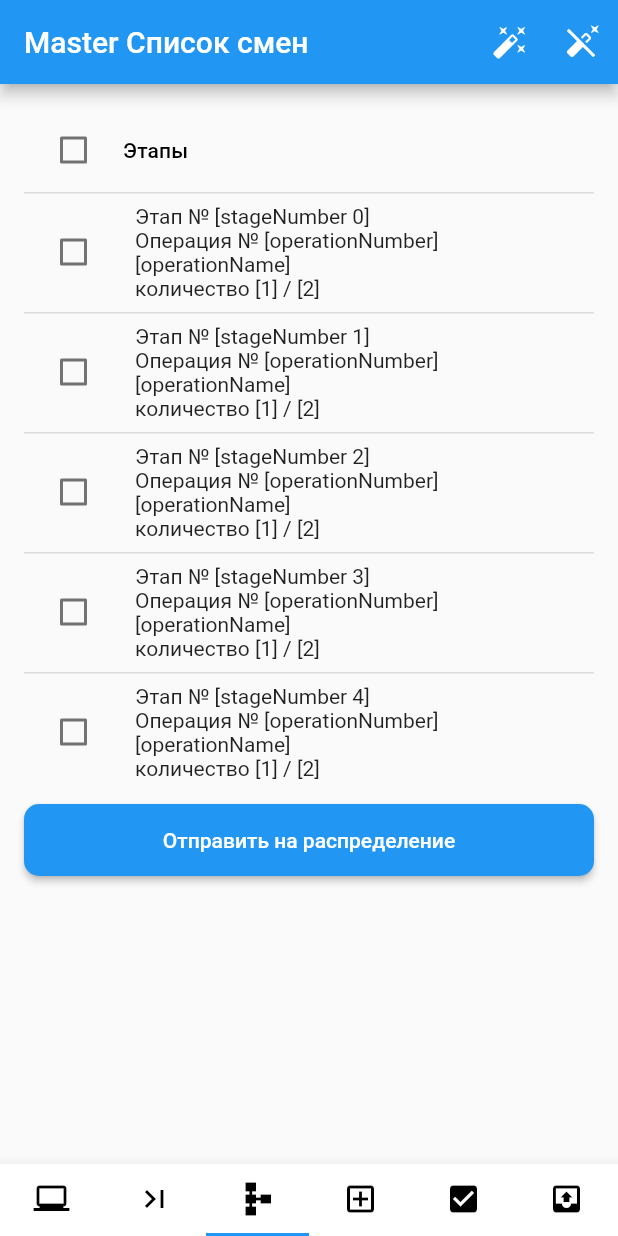
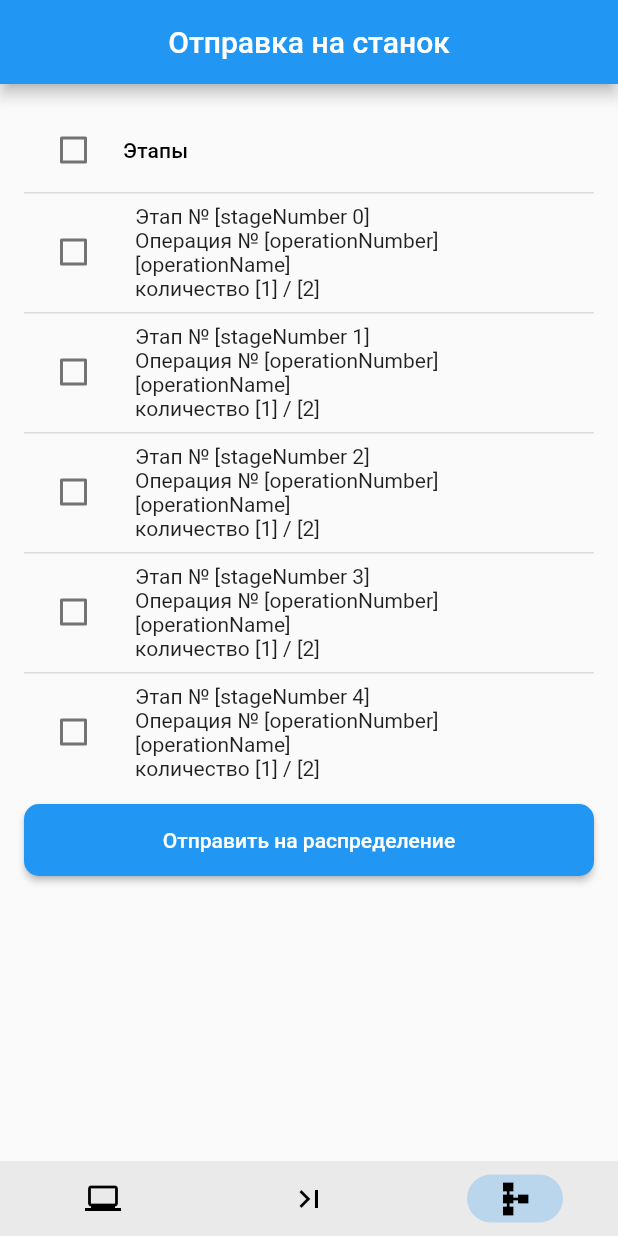
Before and after one commit to growhoff/masterplan, a Flutter app: the screen it shows after launch, item 3 of the bottom bar chosen, on a phone screen of 412 x 824 dp. Run offline on Flutter 3.47's test engine with Material 2 defaults, Android fonts, the phone set to English and light mode, and no system bars; our stand-ins replace equatable, flutter_bloc, supabase_flutter, table_calendar; accounts and stored records are empty.

Commit message:
add navbar

```diff
--- a/lib/presentation/app/app.dart
+++ b/lib/presentation/app/app.dart
@@ -5,9 +5,8 @@ import 'package:master_plan/presentation/pages/login/bloc/cubit.dart';
 import 'package:master_plan/presentation/pages/login/login_page.dart';
 import 'package:master_plan/presentation/pages/master/maste_page.dart';
 import 'package:master_plan/presentation/pages/master/pages/choosingOperator/choosing_operator_page.dart';
+import 'package:master_plan/presentation/pages/master/widgets/navbar_custom.dart';
 import 'package:master_plan/presentation/pages/operator/operator_page.dart';
-import 'package:master_plan/presentation/pages/operator/pages/queue/queue_page.dart';
-import 'package:master_plan/presentation/pages/operator/pages/work/work_page.dart';
 import '../../theme/theme.dart';
 import 'bloc/cubit.dart';
 
@@ -31,7 +30,7 @@ class MyApp extends StatelessWidget {
       ],
       // child: const LoginPage(),
 
-      child: MasterPage(),
+      child: const NavBarCustom(),
       )
     );
   }
--- a/lib/presentation/pages/master/data/data_master.dart
+++ b/lib/presentation/pages/master/data/data_master.dart
@@ -1,12 +1,40 @@
 import 'package:flutter/material.dart';
+import 'package:master_plan/presentation/pages/master/maste_page.dart';
+import 'package:master_plan/presentation/pages/master/model/tab_bar_data.dart';
+import 'package:master_plan/presentation/pages/master/pages/distributionMachine/distribution_machine_page.dart';
+import 'package:master_plan/presentation/pages/master/pages/monitoring/monitoring_page.dart';
 
 abstract class DataMaster{
-    static const List<Widget> tabs = [
-    Tab(icon: Icon(Icons.laptop_windows, color: Colors.black)),
-    Tab(icon: Icon(Icons.last_page, color: Colors.black)),
-    Tab(icon: Icon(Icons.schema, color: Colors.black)),
-    Tab(icon: Icon(Icons.add_box_outlined, color: Colors.black)),
-    Tab(icon: Icon(Icons.check_box, color: Colors.black)),
-    Tab(icon: Icon(Icons.outbox, color: Colors.black)),
+
+  static List<TabBarData> listPage = [
+    TabBarData(
+      title: 'Master Список смен',
+      actions: [
+              Tooltip(
+                message: 'Закрепить все',
+                child: IconButton(onPressed: (){
+                }, icon: const Icon(Icons.auto_fix_high),),
+              ),
+              Tooltip(
+                message: 'Открепить все',
+                child: IconButton(onPressed: (){
+                }, icon: const Icon(Icons.auto_fix_off),),
+              )
+            ],
+      page: const MasterPage(),
+      icon: Icons.laptop_windows
+    ),
+    TabBarData(
+      title: 'Мониторинг участка',
+      actions: [],
+      page: const MonitoringPage(),
+      icon: Icons.last_page
+    ),
+    TabBarData(
+      title: 'Отправка на станок',
+      actions: [],
+      page: const DetailPage(),
+      icon: Icons.schema
+    ),
   ];
 }
--- a/lib/presentation/pages/master/maste_page.dart
+++ b/lib/presentation/pages/master/maste_page.dart
@@ -1,63 +1,12 @@
 import 'package:flutter/material.dart';
-import 'package:master_plan/presentation/pages/master/data/data_master.dart';
-import 'package:master_plan/presentation/pages/master/widgets/bottom_app_bar.dart';
 import 'package:master_plan/presentation/pages/master/widgets/change_list_operator.dart';
-import 'package:master_plan/presentation/pages/master/widgets/tab_bar_view.dart';
-
 import 'widgets/calendar.dart';
-
 // import 'package:flutter_bloc/flutter_bloc.dart';
 // import 'package:master_plan/presentation/app/bloc/cubit.dart';
 // import 'package:master_plan/presentation/app/bloc/state.dart';
 
-List<String> list = ['ФИО1', 'ФИО2', 'ФИО3'];
-
 class MasterPage extends StatelessWidget {
   const MasterPage({super.key});
-
-  @override
-  Widget build(BuildContext context) {
-    return const ContentMaster();
-  }
-}
-
-class ContentMaster extends StatelessWidget {
-  const ContentMaster({super.key});
-
-  @override
-  Widget build(BuildContext context) {
-    return DefaultTabController(
-      length: DataMaster.tabs.length,
-      child: GestureDetector(
-        child: Scaffold(
-          appBar: AppBar(
-            title: const Text('Master Список смен'),
-            actions: [
-              Tooltip(
-                message: 'Закрепить все',
-                child: IconButton(onPressed: (){
-                  // await actions.updateEquipmentCustomReset();
-                  // await actions.updateEquipmentCustom();
-                }, icon: const Icon(Icons.auto_fix_high),),
-              ),
-              Tooltip(
-                message: 'Открепить все',
-                child: IconButton(onPressed: (){
-                  // await actions.updateEquipmentCustomReset();
-                }, icon: const Icon(Icons.auto_fix_off),),
-              )
-            ],
-          ),
-          bottomNavigationBar: const BottomAppBarCastom(),
-          body: const TabBarViewCustom()
-        ),
-      ),
-    );
-  }
-}
-
-class PageOne extends StatelessWidget {
-  const PageOne({super.key});
 
   @override
   Widget build(BuildContext context) {
@@ -80,7 +29,7 @@ class PageOne extends StatelessWidget {
                     ],
                   ),
                   const SizedBox(height: 8),
-                  ChangeListOperator(list),
+                  ChangeListOperator(['a1', 'f2', 'g4']),
                   const SizedBox(height: 8),
                   SizedBox(
                     width: double.maxFinite,
--- /dev/null
+++ b/lib/presentation/pages/master/model/tab_bar_data.dart
@@ -0,0 +1,14 @@
+import 'package:flutter/material.dart';
+
+class TabBarData {
+  final String title;
+  final List<Widget> actions;
+  final Widget page;
+  final IconData icon;
+  TabBarData({
+    required this.title,
+    required this.actions,
+    required this.page,
+    required this.icon,
+  });
+}
--- a/lib/presentation/pages/master/widgets/bottom_app_bar.dart
+++ /dev/null
@@ -1,13 +0,0 @@
-import 'package:flutter/material.dart';
-import 'package:master_plan/presentation/pages/master/data/data_master.dart';
-
-class BottomAppBarCastom extends StatelessWidget {
-  const BottomAppBarCastom({super.key});
-
-  @override
-  Widget build(BuildContext context) {
-    return BottomAppBar(
-            child: TabBar(tabs: DataMaster.tabs.map((Widget el) => el).toList()),
-          );
-  }
-}
--- /dev/null
+++ b/lib/presentation/pages/master/widgets/navbar_custom.dart
@@ -0,0 +1,37 @@
+import 'package:flutter/material.dart';
+import 'package:master_plan/presentation/pages/master/data/data_master.dart';
+
+class NavBarCustom extends StatefulWidget {
+  const NavBarCustom({super.key});
+
+  @override
+  State<NavBarCustom> createState() => _NavBarCustomState();
+}
+
+class _NavBarCustomState extends State<NavBarCustom> {
+
+  int selectedIndex = 0;
+
+  @override
+  Widget build(BuildContext context) {
+    return GestureDetector(
+      child: Scaffold(
+        appBar: AppBar(
+          title: Text(DataMaster.listPage[selectedIndex].title),
+          actions: DataMaster.listPage[selectedIndex].actions,
+        ),
+        body: DataMaster.listPage[selectedIndex].page,
+        bottomNavigationBar: NavigationBar(
+          labelBehavior: NavigationDestinationLabelBehavior.alwaysHide,
+          selectedIndex: selectedIndex,
+          height: 50,
+          destinations: DataMaster.listPage.map((e) => NavigationDestination(icon: Icon(e.icon, color: Colors.black),label: e.title,)).toList(),
+          onDestinationSelected: (value) {
+            selectedIndex = value;
+            setState(() {});
+          },
+        ),
+      ),
+    );
+  }
+}
--- a/lib/presentation/pages/master/widgets/tab_bar_view.dart
+++ /dev/null
@@ -1,30 +0,0 @@
-import 'package:flutter/material.dart';
-import 'package:master_plan/presentation/pages/master/pages/distributionMachine/distribution_machine_page.dart';
-import 'package:master_plan/presentation/pages/master/pages/monitoring/monitoring_page.dart';
-import '../maste_page.dart';
-
-class TabBarViewCustom extends StatelessWidget {
-  const TabBarViewCustom({super.key});
-
-  @override
-  Widget build(BuildContext context) {
-    return const TabBarView (
-            children: [
-            PageOne(),
-            PageMonitor(),
-            PageDetail(),
-            PageTest('3'),
-            PageTest('4'),
-            PageTest('5'),
-          ]);
-  }
-}
-
-class PageTest extends StatelessWidget {
-  const PageTest(this.text,{super.key});
-  final String text;
-  @override
-  Widget build(BuildContext context) {
-    return Center(child: Text(text),);
-  }
-}
```
Also changed, not shown: lib/presentation/pages/master/pages/distributionMachine/distribution_machine_page.dart (+2 -34 lines), lib/presentation/pages/master/pages/monitoring/monitoring_page.dart (+0 -32 lines), 1 other file.
